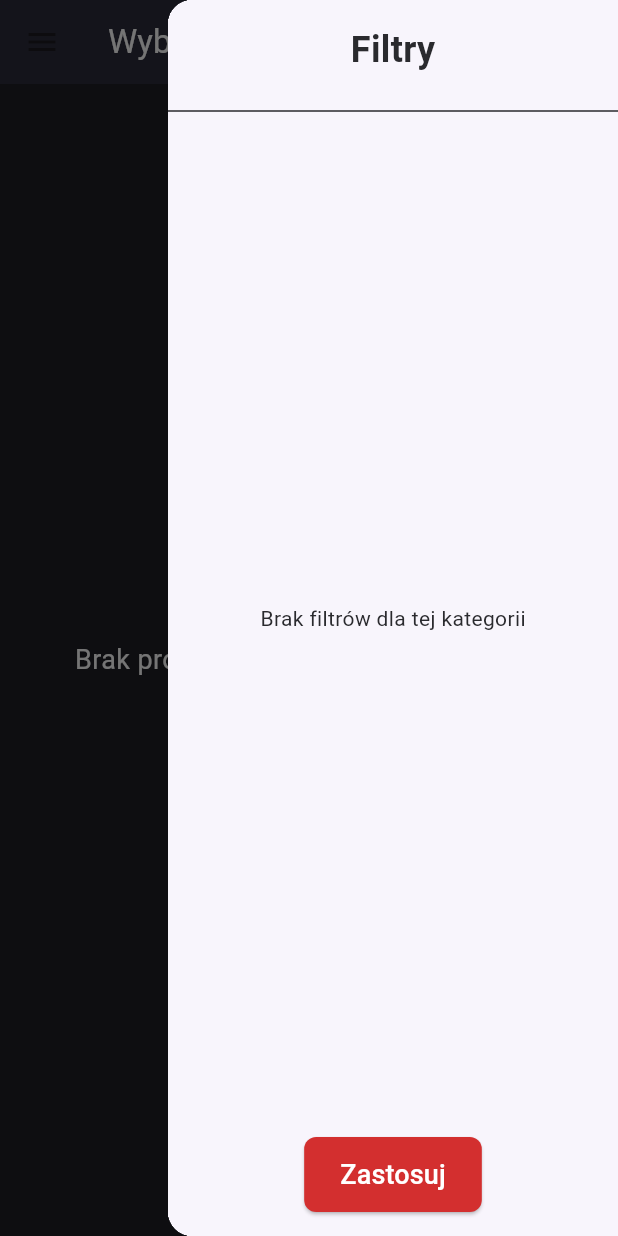
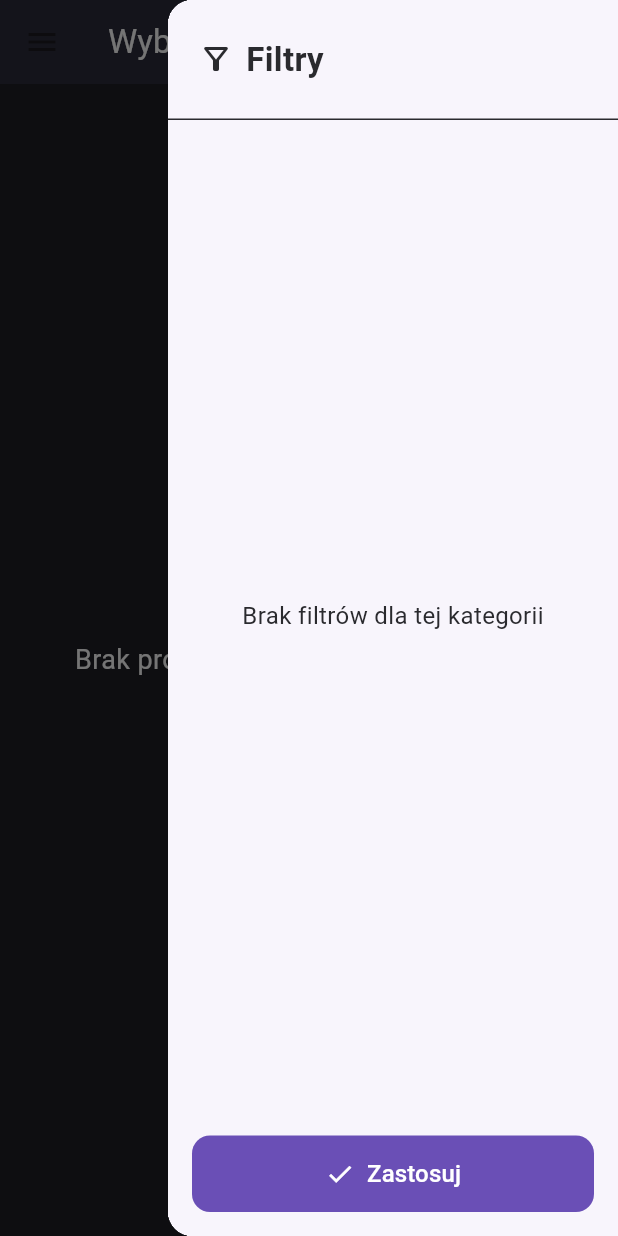
Before and after one commit to rychu777/part-collector, a Flutter app: the PartViewMVVM screen opened directly, after a tap on the "filter list" icon, on a phone screen of 412 x 824 dp. Run offline on Flutter 3.47's test engine with Material 3 defaults, Android fonts, the light colour scheme and no system bars; our stand-ins replace cloud_firestore, firebase_core; accounts and stored records are empty.

Commit message:
feat: Better filter display, fix: Navigation after saving

```diff
--- a/lib/views/SummaryViewMVVM.dart
+++ b/lib/views/SummaryViewMVVM.dart
@@ -190,6 +190,7 @@ class SummaryViewMVVM extends StatelessWidget {
     await vm.saveConfiguration(onSaveConfiguration);
 
     Navigator.pop(context);
+    Navigator.pop(context);
 
     messenger.showSnackBar(
       SnackBar(content: Text('${vm.buildName} zapisano!')),
--- a/lib/widgets/FilterDrawerWidget.dart
+++ b/lib/widgets/FilterDrawerWidget.dart
@@ -24,65 +24,106 @@ class FilterDrawerWidget extends StatelessWidget {
         child: SafeArea(
           child: Column(
             children: [
-              const Padding(
-                padding: EdgeInsets.all(16),
-                child: Text(
-                  'Filtry',
-                  style: TextStyle(
-                    fontSize: 24,
-                    fontWeight: FontWeight.bold,
-                    color: kDarkGrey,
-                  ),
+              Padding(
+                padding: const EdgeInsets.symmetric(horizontal: 20, vertical: 24),
+                child: Row(
+                  children: const [
+                    Icon(Icons.filter_alt_outlined, color: kDarkGrey),
+                    SizedBox(width: 8),
+                    Text(
+                      'Filtry',
+                      style: TextStyle(
+                        fontSize: 22,
+                        fontWeight: FontWeight.w600,
+                        color: kDarkGrey,
+                      ),
+                    ),
+                  ],
                 ),
               ),
-              const Divider(color: kDarkGrey, thickness: 1),
+              const Divider(color: kDarkGrey, height: 1),
               Expanded(
                 child: filterOptions.isEmpty
                     ? const Center(
                   child: Text(
                     'Brak filtrów dla tej kategorii',
-                    style: TextStyle(color: kDarkGrey),
+                    style: TextStyle(color: kDarkGrey, fontSize: 16),
                   ),
                 )
-                    : ListView(
-                  children: filterOptions.entries.map((e) {
-                    final key = e.key;
-                    final vals = e.value.toList()..sort();
+                    : ListView.builder(
+                  padding: const EdgeInsets.only(bottom: 12),
+                  itemCount: filterOptions.length,
+                  itemBuilder: (context, index) {
+                    final entry = filterOptions.entries.elementAt(index);
+                    final key = entry.key;
+                    final vals = entry.value.toList()..sort();
+
                     return Padding(
-                      padding: const EdgeInsets.symmetric(horizontal: 8, vertical: 8),
+                      padding: const EdgeInsets.symmetric(horizontal: 16, vertical: 12),
                       child: Column(
                         crossAxisAlignment: CrossAxisAlignment.start,
                         children: [
-                          Text(key, style: const TextStyle(fontWeight: FontWeight.bold, fontSize: 16, color: kDarkGrey)),
-                          const SizedBox(height: 8),
+                          Text(
+                            key,
+                            style: const TextStyle(
+                              fontWeight: FontWeight.w600,
+                              fontSize: 16,
+                              color: kDarkGrey,
+                            ),
+                          ),
+                          const SizedBox(height: 6),
                           Column(
                             children: vals.map((v) {
-                              return CheckboxListTile(
-                                title: Text(v, style: const TextStyle(color: kDarkGrey)),
-                                value: selectedFilters[key]?.contains(v) ?? false,
-                                onChanged: (checked) => onToggleFilter(key, v, checked!),
-                                activeColor: kRedError,
-                                checkColor: kWhite,
+                              final isSelected = selectedFilters[key]?.contains(v) ?? false;
+                              return Padding(
+                                padding: const EdgeInsets.symmetric(vertical: 2),
+                                child: CheckboxListTile(
+                                  contentPadding: EdgeInsets.zero,
+                                  dense: true,
+                                  controlAffinity: ListTileControlAffinity.leading,
+                                  title: Text(
+                                    v,
+                                    style: TextStyle(
+                                      color: isSelected ? kPurple : kDarkGrey,
+                                      fontWeight: isSelected ? FontWeight.w500 : FontWeight.w400,
+                                    ),
+                                  ),
+                                  value: isSelected,
+                                  activeColor: kPurple,
+                                  checkColor: kWhite,
+                                  onChanged: (checked) => onToggleFilter(key, v, checked ?? false),
+                                ),
                               );
                             }).toList(),
                           ),
-                          const Divider(color: kDarkGrey, thickness: 1),
+                          const SizedBox(height: 6),
+                          Divider(color: kDarkGrey.withOpacity(0.2)),
                         ],
                       ),
                     );
-                  }).toList(),
+                  },
                 ),
               ),
               Padding(
                 padding: const EdgeInsets.all(16),
-                child: ElevatedButton(
-                  style: ElevatedButton.styleFrom(
-                    backgroundColor: kRedError,
-                    shape: RoundedRectangleBorder(borderRadius: BorderRadius.circular(8)),
-                    padding: const EdgeInsets.symmetric(vertical: 12, horizontal: 24),
+                child: SizedBox(
+                  width: double.infinity,
+                  child: ElevatedButton.icon(
+                    onPressed: onApplyFilters,
+                    icon: const Icon(Icons.check, size: 20, color: kWhite),
+                    label: const Text(
+                      'Zastosuj',
+                      style: TextStyle(fontSize: 16, fontWeight: FontWeight.w500, color: kWhite),
+                    ),
+                    style: ElevatedButton.styleFrom(
+                      backgroundColor: kPurple,
+                      padding: const EdgeInsets.symmetric(vertical: 14),
+                      shape: RoundedRectangleBorder(
+                        borderRadius: BorderRadius.circular(12),
+                      ),
+                      elevation: 0,
+                    ),
                   ),
-                  onPressed: onApplyFilters,
-                  child: const Text('Zastosuj', style: TextStyle(color: kWhite, fontSize: 18)),
                 ),
               ),
             ],
```
